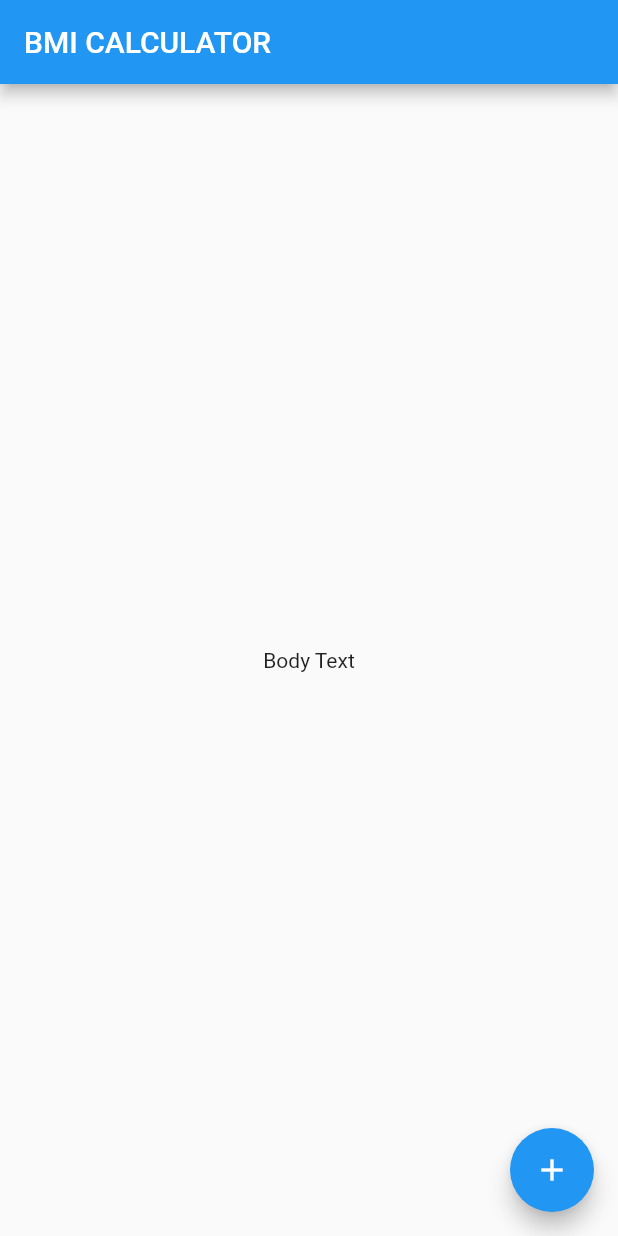
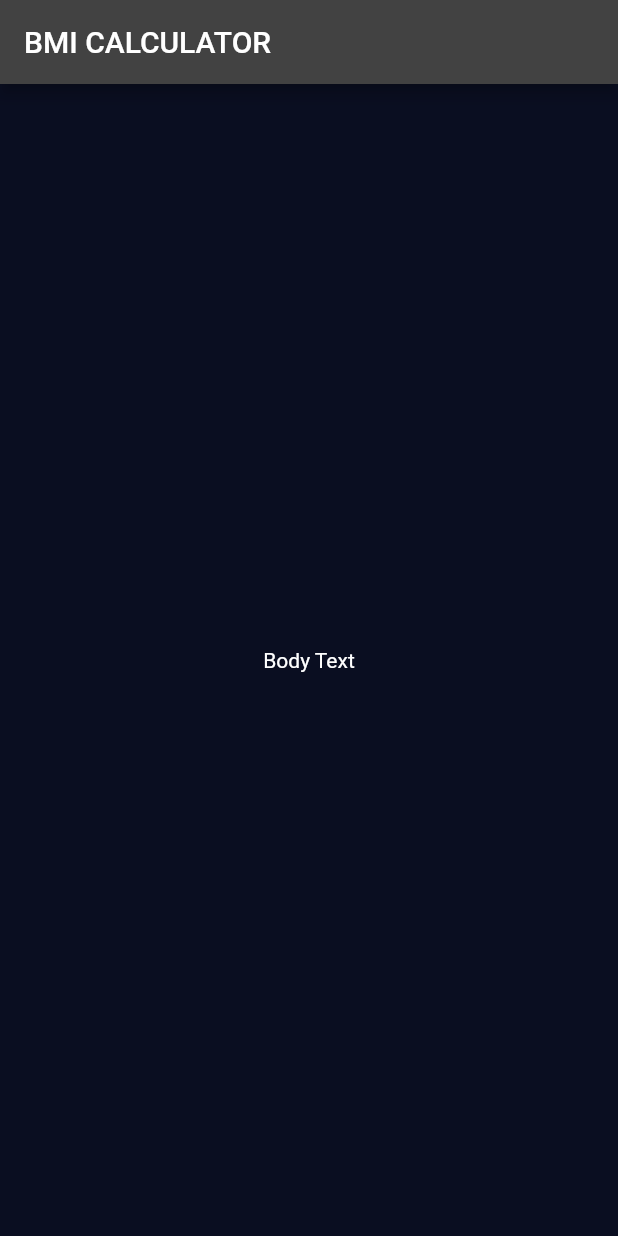
Before and after one commit to fern17/learning_flutter, a Flutter app: the screen it shows after launch, on a phone screen of 412 x 824 dp. Run offline on Flutter 3.47's test engine with Material 2 defaults, Android fonts, the phone set to English and light mode, and no system bars; our stand-ins replace audioplayers, rflutter_alert.

Commit message:
define a dark theme

```diff
--- a/bmi_calculator/lib/main.dart
+++ b/bmi_calculator/lib/main.dart
@@ -6,6 +6,10 @@ class BMICalculator extends StatelessWidget {
   @override
   Widget build(BuildContext context) {
     return MaterialApp(
+      theme: ThemeData.dark().copyWith(
+        primaryColor: Color(0xFF0A0E21),
+        scaffoldBackgroundColor: Color(0xFF0A0E21),
+      ),
       home: InputPage(),
     );
   }
@@ -26,9 +30,6 @@ class _InputPageState extends State<InputPage> {
       body: Center(
         child: Text('Body Text'),
       ),
-      floatingActionButton: FloatingActionButton(
-        child: Icon(Icons.add),
-      ),
     );
   }
 }
```
